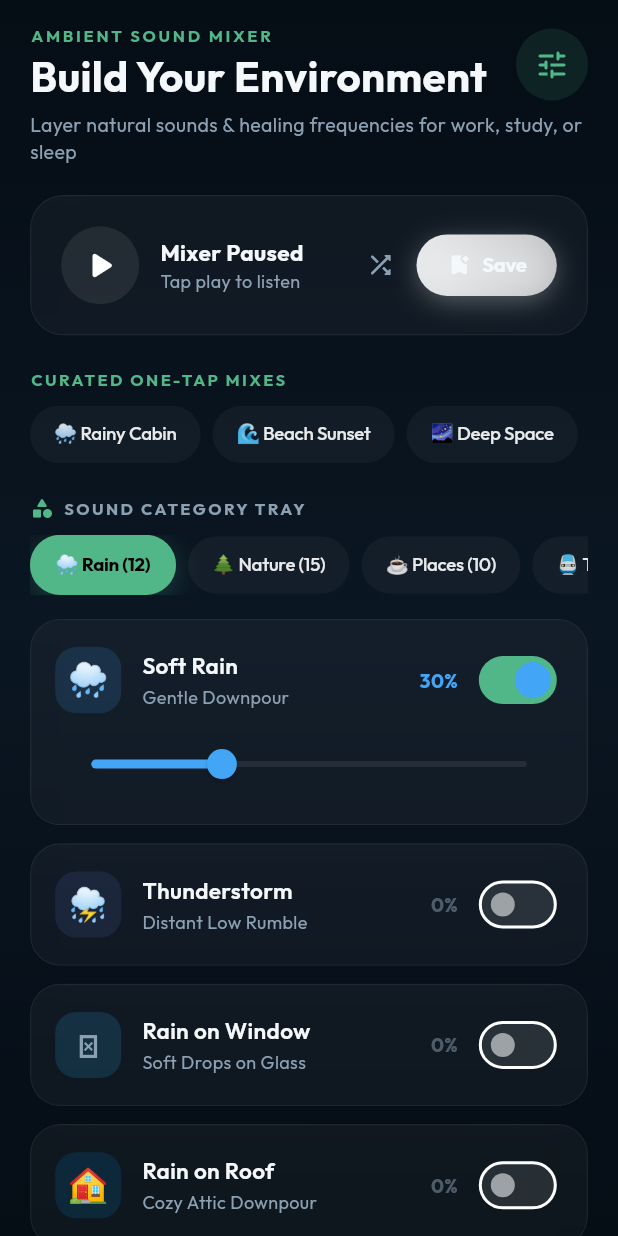
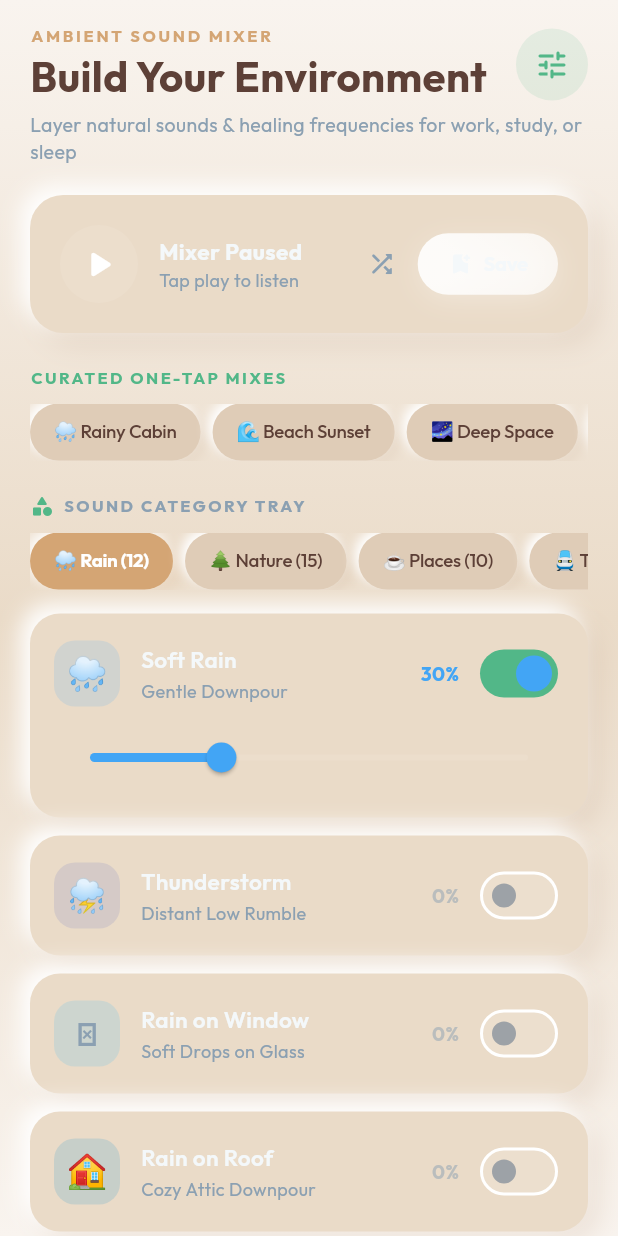
Before and after one commit to Theanlegendary/allinone, a Flutter app: the SoundsScreen widget shown alone on an empty page, opened directly, on a phone screen of 412 x 824 dp. Run offline on Flutter 3.47's test engine with Material 3 defaults, Android fonts, the phone set to English and light mode, and no system bars; our stand-ins replace fl_chart, google_fonts, just_audio, shared_preferences; accounts and stored records are empty.

Commit message:
Set Claymorphism Soft UI as default active theme and update background gradient in sounds_screen

```diff
--- a/lib/providers/app_state.dart
+++ b/lib/providers/app_state.dart
@@ -199,7 +199,7 @@ class AppState extends ChangeNotifier {
   };
 
   // Theme Mode
-  SanctuaryThemeMode _themeMode = SanctuaryThemeMode.midnightNavy;
+  SanctuaryThemeMode _themeMode = SanctuaryThemeMode.claymorphism;
   SanctuaryThemeMode get themeMode => _themeMode;
   void setThemeMode(SanctuaryThemeMode mode) {
     _themeMode = mode;
--- a/lib/screens/sounds_screen.dart
+++ b/lib/screens/sounds_screen.dart
@@ -424,13 +424,16 @@ class _SoundsScreenState extends State<SoundsScreen> {
   @override
   Widget build(BuildContext context) {
     final state = context.watch<AppState>();
+    final isClay = state.themeMode.isLight;
+    final activeTextColor = isClay ? clayText : textPrimary;
+    final activeSubtextColor = isClay ? claySubtext : textSecondary;
 
     return Container(
-      decoration: const BoxDecoration(
+      decoration: BoxDecoration(
         gradient: LinearGradient(
           begin: Alignment.topCenter,
           end: Alignment.bottomCenter,
-          colors: [bgDark, bgMid, bgDark],
+          colors: [state.themeMode.bgDark, state.themeMode.bgMid, state.themeMode.bgDark],
         ),
       ),
       child: SafeArea(
@@ -444,7 +447,7 @@ class _SoundsScreenState extends State<SoundsScreen> {
                   children: [
                     Row(
                       children: [
-                        const Expanded(
+                        Expanded(
                           child: Column(
                             crossAxisAlignment: CrossAxisAlignment.start,
                             children: [
@@ -453,7 +456,7 @@ class _SoundsScreenState extends State<SoundsScreen> {
                                 style: TextStyle(
                                   fontSize: 11,
                                   fontWeight: FontWeight.bold,
-                                  color: tealPrimary,
+                                  color: isClay ? clayAccent : tealPrimary,
                                   letterSpacing: 1.8,
                                 ),
                               ),
@@ -462,7 +465,7 @@ class _SoundsScreenState extends State<SoundsScreen> {
                                 style: TextStyle(
                                   fontSize: 28,
                                   fontWeight: FontWeight.bold,
-                                  color: textPrimary,
+                                  color: activeTextColor,
                                 ),
                               ),
                             ],
```
